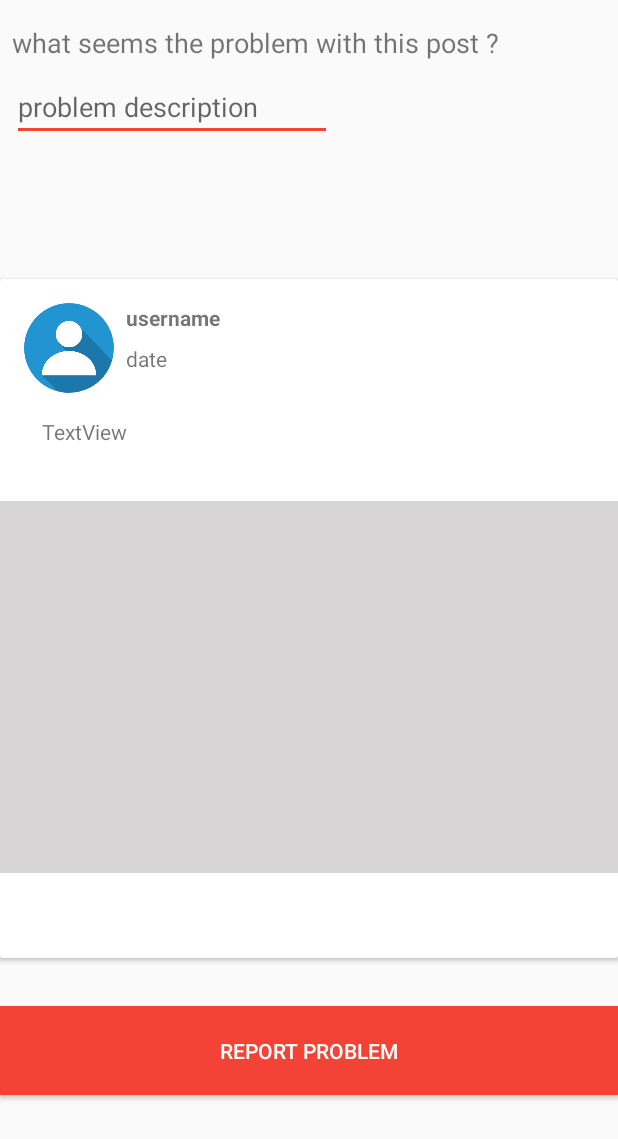
After one commit to BionikMlc/project2v001, an Android app: the ReportPostActivity screen opened directly, with no data from a screen before it, on a phone screen of 412 x 824 dp. The commit adds this screen. Shown: the top 1139 px of the screen. Run offline under Robolectric (Android 15) with nearby library versions, the phone set to English and light mode, and no system bars; our stand-ins replace CircleImageView.

Commit message:
fixed crashing issues

```diff
--- a/app/src/main/AndroidManifest.xml
+++ b/app/src/main/AndroidManifest.xml
@@ -17,7 +17,8 @@
         android:roundIcon="@mipmap/ic_launcher_round"
         android:supportsRtl="true"
         android:theme="@style/AppTheme">
-        <activity android:name=".admin.AnnouncementAdminActivity"></activity>
+        <activity android:name=".ReportPostActivity"></activity>
+        <activity android:name=".admin.AnnouncementAdminActivity" />
         <activity android:name=".admin.AddAnnouncemenAdmintActivity" />
         <activity android:name=".admin.PostsAdminActivity" />
         <activity android:name=".admin.UsersAdminActivity" />
--- a/app/src/main/java/com/example/project2v001/MainActivity.java
+++ b/app/src/main/java/com/example/project2v001/MainActivity.java
@@ -2,6 +2,7 @@ package com.example.project2v001;
 
 import android.content.Intent;
 import android.os.Bundle;
+import android.util.Log;
 import android.view.Menu;
 import android.view.MenuItem;
 import android.widget.Toast;
@@ -67,6 +68,7 @@ public class MainActivity extends AppCompatActivity {
     mAuth.getCurrentUser().getIdToken(true).addOnSuccessListener(new OnSuccessListener<GetTokenResult>() {
       @Override
       public void onSuccess(GetTokenResult result) {
+        Log.i(TAG, "onSuccess: admin claim"+result.getClaims());
         boolean isAdmin = (boolean) result.getClaims().get("admin");
         if (isAdmin) {
           // Show admin UI.
--- /dev/null
+++ b/app/src/main/java/com/example/project2v001/ReportPostActivity.java
@@ -0,0 +1,14 @@
+package com.example.project2v001;
+
+import android.os.Bundle;
+
+import androidx.appcompat.app.AppCompatActivity;
+
+public class ReportPostActivity extends AppCompatActivity {
+
+  @Override
+  protected void onCreate(Bundle savedInstanceState) {
+    super.onCreate(savedInstanceState);
+    setContentView(R.layout.activity_report_post);
+  }
+}
--- a/app/src/main/java/com/example/project2v001/admin/UsersAdminActivity.java
+++ b/app/src/main/java/com/example/project2v001/admin/UsersAdminActivity.java
@@ -2,7 +2,6 @@ package com.example.project2v001.admin;
 
 import android.os.Bundle;
 
-import androidx.annotation.NonNull;
 import androidx.appcompat.app.AppCompatActivity;
 import androidx.recyclerview.widget.LinearLayoutManager;
 import androidx.recyclerview.widget.RecyclerView;
@@ -10,10 +9,11 @@ import androidx.recyclerview.widget.RecyclerView;
 import com.example.project2v001.R;
 import com.example.project2v001.admin.adapters.User;
 import com.example.project2v001.admin.adapters.UsersAdapter;
-import com.google.android.gms.tasks.OnCompleteListener;
-import com.google.android.gms.tasks.Task;
-import com.google.firebase.firestore.DocumentSnapshot;
+import com.google.firebase.firestore.DocumentChange;
+import com.google.firebase.firestore.EventListener;
 import com.google.firebase.firestore.FirebaseFirestore;
+import com.google.firebase.firestore.FirebaseFirestoreException;
+import com.google.firebase.firestore.Query;
 import com.google.firebase.firestore.QuerySnapshot;
 
 import java.util.ArrayList;
@@ -24,6 +24,7 @@ public class UsersAdminActivity extends AppCompatActivity {
   private RecyclerView userListView;
   private List<User> usersList;
   private UsersAdapter userAdapter;
+  private FirebaseFirestore firebaseFirestore;
 
 // ...
 
@@ -39,20 +40,30 @@ public class UsersAdminActivity extends AppCompatActivity {
     userListView = findViewById(R.id.users_activity_users_list);
     userListView.setLayoutManager(new LinearLayoutManager(this));
     userListView.setAdapter(userAdapter);
+    firebaseFirestore = FirebaseFirestore.getInstance();
 
-    FirebaseFirestore firebaseFirestore = FirebaseFirestore.getInstance();
 
-    firebaseFirestore.collection("Users").get().addOnCompleteListener(new OnCompleteListener<QuerySnapshot>() {
+
+    Query firstQuery = firebaseFirestore.collection("Users");
+    firstQuery.addSnapshotListener(new EventListener<QuerySnapshot>() {
       @Override
-      public void onComplete(@NonNull Task<QuerySnapshot> task) {
-        if(!task.getResult().isEmpty())
-        {
-          for (DocumentSnapshot documentSnapshot : task.getResult().getDocuments())
-          {
-            User user = documentSnapshot.toObject(User.class);
-            usersList.add(user);
-            userAdapter.notifyDataSetChanged();
+      public void onEvent(QuerySnapshot documentSnapshots, FirebaseFirestoreException e) {
+        if (e == null) {
+          if (!documentSnapshots.isEmpty()) {
+            for (DocumentChange doc : documentSnapshots.getDocumentChanges()) {
+
+              if (doc.getType() == DocumentChange.Type.ADDED) {
+
+                String postId = doc.getDocument().getId();
+                User user = doc.getDocument().toObject(User.class);
+                usersList.add(user);
+              }
+
+              userAdapter.notifyDataSetChanged();
+            }
           }
+
+
         }
       }
     });
--- a/app/src/main/java/com/example/project2v001/admin/adapters/AdminPostAdapter.java
+++ b/app/src/main/java/com/example/project2v001/admin/adapters/AdminPostAdapter.java
@@ -139,7 +139,7 @@ public class AdminPostAdapter extends RecyclerView.Adapter<AdminPostAdapter.View
     public void setUserImg(String imgUri) {
 
       userImgView = mView.findViewById(R.id.user_img);
-      Glide.with(context)
+      Glide.with(context.getApplicationContext())
               .load(imgUri)
               .placeholder(R.drawable.rectangle_1)
               .into(userImgView);
@@ -147,7 +147,7 @@ public class AdminPostAdapter extends RecyclerView.Adapter<AdminPostAdapter.View
 
     public void setPostImg(String imgUri) {
       postImgView = mView.findViewById(R.id.post_img);
-      Glide.with(context)
+      Glide.with(context.getApplicationContext())
               .load(imgUri)
               .placeholder(R.drawable.default_profile)
               .into(postImgView);
--- a/app/src/main/java/com/example/project2v001/post_module/adapters/PostAdapter.java
+++ b/app/src/main/java/com/example/project2v001/post_module/adapters/PostAdapter.java
@@ -222,7 +222,7 @@ public class PostAdapter extends RecyclerView.Adapter<PostAdapter.ViewHolder> {
     public void setUserImg(String imgUri) {
 
       userImgView = mView.findViewById(R.id.user_img);
-      Glide.with(context)
+      Glide.with(context.getApplicationContext())
               .load(imgUri)
               .placeholder(R.drawable.rectangle_1)
               .into(userImgView);
@@ -230,7 +230,7 @@ public class PostAdapter extends RecyclerView.Adapter<PostAdapter.ViewHolder> {
 
     public void setPostImg(String imgUri) {
       postImgView = mView.findViewById(R.id.post_img);
-      Glide.with(context)
+      Glide.with(context.getApplicationContext())
               .load(imgUri)
               .placeholder(R.drawable.default_profile)
               .into(postImgView);
--- /dev/null
+++ b/app/src/main/res/layout/activity_report_post.xml
@@ -0,0 +1,177 @@
+<?xml version="1.0" encoding="utf-8"?>
+<androidx.constraintlayout.widget.ConstraintLayout xmlns:android="http://schemas.android.com/apk/res/android"
+    xmlns:app="http://schemas.android.com/apk/res-auto"
+    xmlns:tools="http://schemas.android.com/tools"
+    android:layout_width="match_parent"
+    android:layout_height="match_parent"
+    tools:context=".ReportPostActivity">
+
+    <Button
+        android:id="@+id/report_post_btn"
+        android:layout_width="0dp"
+        android:layout_height="wrap_content"
+        android:layout_marginTop="32dp"
+        android:background="@color/colorAccent"
+        android:paddingTop="20dp"
+        android:paddingBottom="20dp"
+        android:text="Report Problem"
+        android:textColor="@color/design_default_color_on_primary"
+        app:layout_constraintEnd_toEndOf="parent"
+        app:layout_constraintStart_toStartOf="parent"
+        app:layout_constraintTop_toBottomOf="@+id/item_container" />
+
+    <TextView
+        android:id="@+id/textView6"
+        android:layout_width="wrap_content"
+        android:layout_height="wrap_content"
+        android:layout_marginStart="8dp"
+        android:layout_marginLeft="8dp"
+        android:layout_marginTop="16dp"
+        android:text="what seems the problem with this post ?"
+        android:textSize="18sp"
+        app:layout_constraintStart_toStartOf="parent"
+        app:layout_constraintTop_toTopOf="parent" />
+
+    <EditText
+        android:id="@+id/editText"
+        android:layout_width="wrap_content"
+        android:layout_height="wrap_content"
+        android:layout_marginStart="8dp"
+        android:layout_marginLeft="8dp"
+        android:layout_marginTop="8dp"
+        android:ems="10"
+        android:hint="problem description"
+        android:inputType="textPersonName"
+        app:layout_constraintStart_toStartOf="parent"
+        app:layout_constraintTop_toBottomOf="@+id/textView6" />
+
+    <androidx.cardview.widget.CardView
+        android:id="@+id/item_container"
+        android:layout_width="match_parent"
+        android:layout_height="wrap_content"
+        android:layout_marginTop="8dp"
+        android:layout_marginBottom="8dp"
+        app:layout_constraintBottom_toBottomOf="parent"
+        app:layout_constraintEnd_toEndOf="parent"
+        app:layout_constraintStart_toStartOf="parent"
+        app:layout_constraintTop_toTopOf="parent">
+
+        <androidx.constraintlayout.widget.ConstraintLayout
+            android:layout_width="match_parent"
+            android:layout_height="wrap_content">
+
+            <TextView
+                android:id="@+id/post_desc"
+                android:layout_width="0dp"
+                android:layout_height="wrap_content"
+                android:layout_marginTop="16dp"
+                android:gravity="start"
+                android:paddingLeft="28dp"
+                android:text="TextView"
+                android:textAlignment="textStart"
+                app:layout_constraintEnd_toEndOf="parent"
+                app:layout_constraintStart_toStartOf="parent"
+                app:layout_constraintTop_toBottomOf="@+id/user_img"
+                tools:text="Lorem Ipsum is simply dummy text of the printing and typesetting industry. Lorem Ipsum has been the industry" />
+
+            <TextView
+                android:id="@+id/user_name"
+                android:layout_width="wrap_content"
+                android:layout_height="wrap_content"
+                android:layout_marginStart="8dp"
+                android:layout_marginLeft="8dp"
+                android:layout_marginTop="16dp"
+                android:text="username"
+                android:textStyle="bold"
+                app:layout_constraintStart_toEndOf="@+id/user_img"
+                app:layout_constraintTop_toTopOf="parent"
+                tools:text="@tools:sample/last_names" />
+
+            <ImageView
+                android:id="@+id/post_img"
+                android:layout_width="0dp"
+                android:layout_height="wrap_content"
+                android:layout_marginTop="8dp"
+                android:layout_marginBottom="8dp"
+                android:scaleType="fitXY"
+                app:layout_constraintBottom_toBottomOf="parent"
+                app:layout_constraintEnd_toEndOf="parent"
+                app:layout_constraintHorizontal_bias="0.551"
+                app:layout_constraintStart_toStartOf="parent"
+                app:layout_constraintTop_toBottomOf="@+id/post_desc"
+                app:layout_constraintVertical_bias="0.372"
+                app:srcCompat="@drawable/post_img_book_placeholder" />
+
+            <TextView
+                android:id="@+id/post_report2"
+                android:layout_width="wrap_content"
+                android:layout_height="wrap_content"
+                android:layout_marginTop="16dp"
+                android:layout_marginEnd="16dp"
+                android:layout_marginRight="16dp"
+                android:layout_marginBottom="16dp"
+                android:text="report post"
+                android:textColor="@color/design_default_color_error"
+                android:textSize="18sp"
+                android:visibility="invisible"
+                app:layout_constraintBottom_toBottomOf="parent"
+                app:layout_constraintEnd_toEndOf="parent"
+                app:layout_constraintTop_toBottomOf="@+id/post_img"
+                app:layout_constraintVertical_bias="0.0" />
+
+            <de.hdodenhof.circleimageview.CircleImageView
+                android:id="@+id/user_img"
+                android:layout_width="60dp"
+                android:layout_height="60dp"
+                android:layout_marginStart="16dp"
+                android:layout_marginLeft="16dp"
+                android:layout_marginTop="16dp"
+                android:src="@drawable/default_profile"
+                app:layout_constraintStart_toStartOf="parent"
+                app:layout_constraintTop_toTopOf="parent" />
+
+            <TextView
+                android:id="@+id/post_date"
+                android:layout_width="wrap_content"
+                android:layout_height="wrap_content"
+                android:layout_marginStart="8dp"
+                android:layout_marginLeft="8dp"
+                android:layout_marginTop="8dp"
+                android:text="date "
+                app:layout_constraintStart_toEndOf="@+id/user_img"
+                app:layout_constraintTop_toBottomOf="@+id/user_name"
+                tools:text="@tools:sample/date/hhmmss" />
+
+            <TextView
+                android:id="@+id/post_request"
+                android:layout_width="wrap_content"
+                android:layout_height="wrap_content"
+                android:layout_marginStart="16dp"
+                android:layout_marginLeft="16dp"
+                android:layout_marginTop="16dp"
+                android:layout_marginBottom="16dp"
+                android:text="Request"
+                android:textSize="18sp"
+                android:visibility="invisible"
+                app:layout_constraintBottom_toBottomOf="parent"
+                app:layout_constraintStart_toStartOf="parent"
+                app:layout_constraintTop_toBottomOf="@+id/post_img" />
+
+            <TextView
+                android:id="@+id/unsave_post"
+                android:layout_width="wrap_content"
+                android:layout_height="wrap_content"
+                android:layout_marginTop="16dp"
+                android:layout_marginEnd="16dp"
+                android:layout_marginRight="16dp"
+                android:text="save "
+                android:textColor="@color/colorPrimary"
+                android:textSize="18sp"
+                android:visibility="invisible"
+                app:layout_constraintEnd_toEndOf="parent"
+                app:layout_constraintTop_toTopOf="parent" />
+        </androidx.constraintlayout.widget.ConstraintLayout>
+
+    </androidx.cardview.widget.CardView>
+
+</androidx.constraintlayout.widget.ConstraintLayout>
```
Also changed, not shown: 98 other files.
